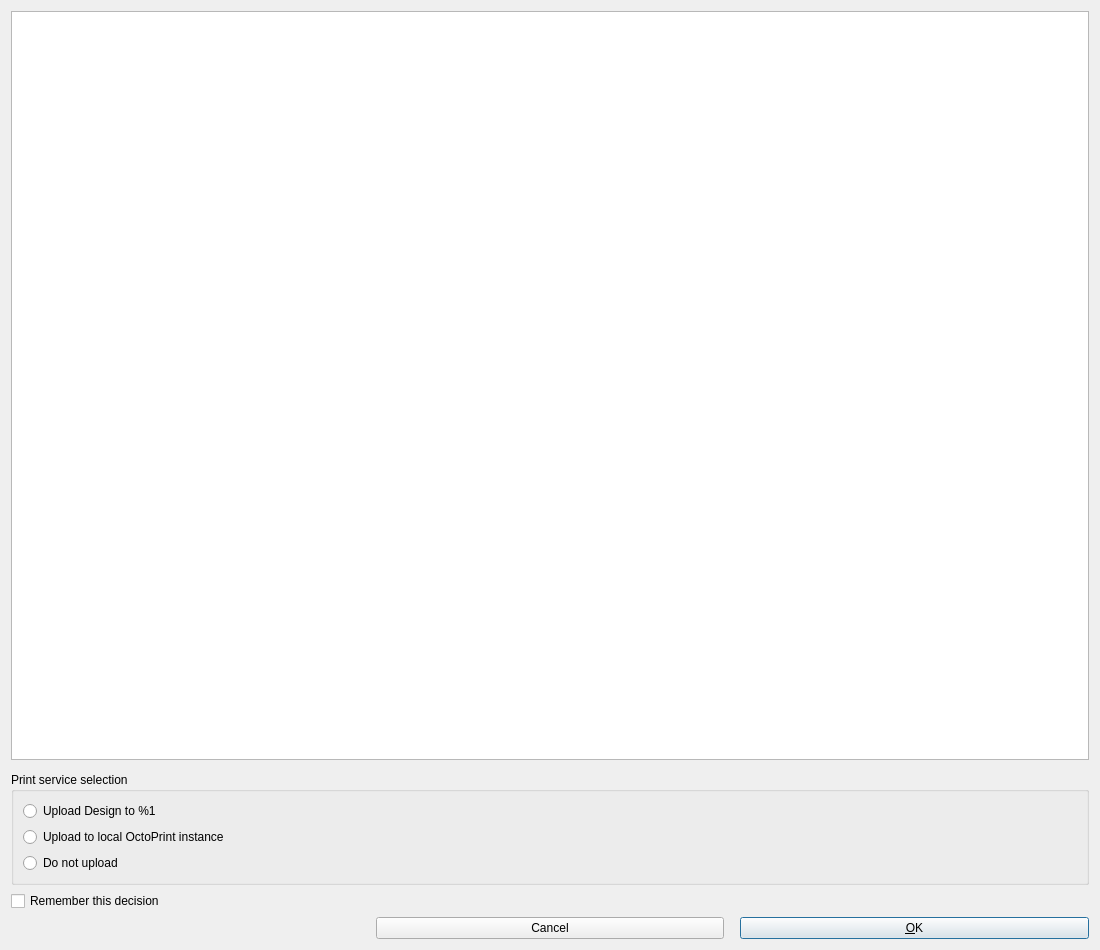
First picture: the form in src/PrintInitDialog.ui, repository openscad/openscad, before the edit.
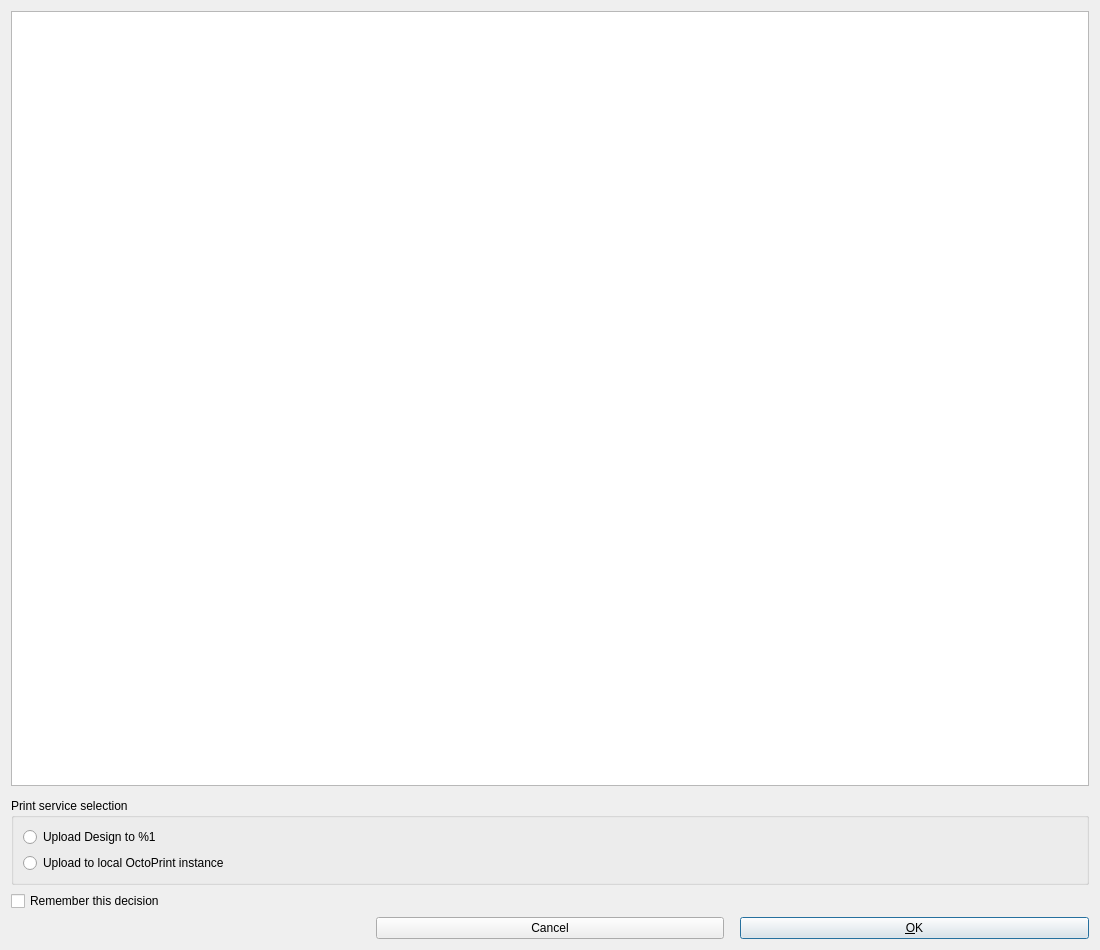
Second picture: the form after the edit.

Commit message: Removing redundant "Do not upload" option that is the same as clicking cancel.  Also makes the "remember" function less confusing since clicking that with "Do not upload" creates a button in the UI that does nothing.

Patch:
```diff
--- a/src/PrintInitDialog.ui
+++ b/src/PrintInitDialog.ui
@@ -100,13 +100,6 @@
         </property>
        </widget>
       </item>
-      <item>
-       <widget class="QRadioButton" name="radioButtonCancel">
-        <property name="text">
-         <string>Do not upload</string>
-        </property>
-       </widget>
-      </item>
      </layout>
     </widget>
    </item>
```
The commit also changes 1 other file.
